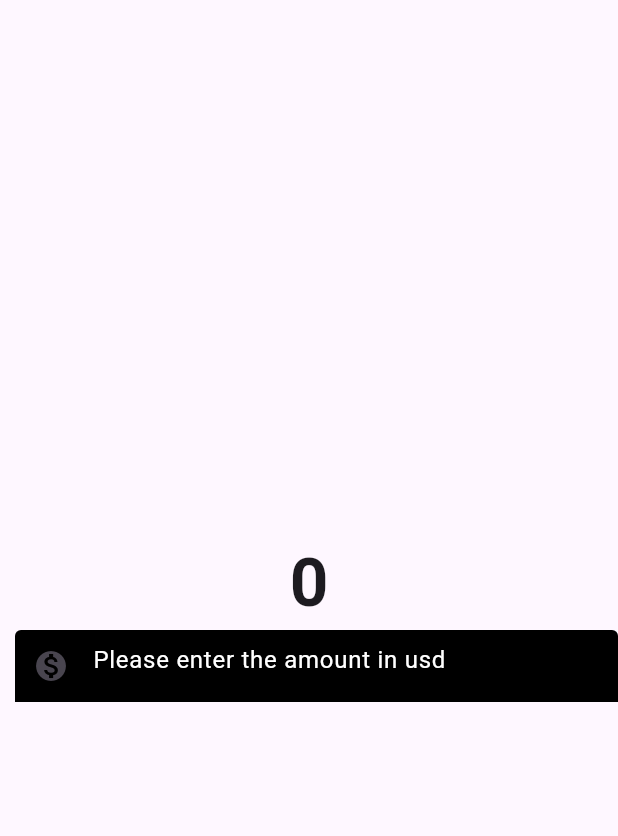
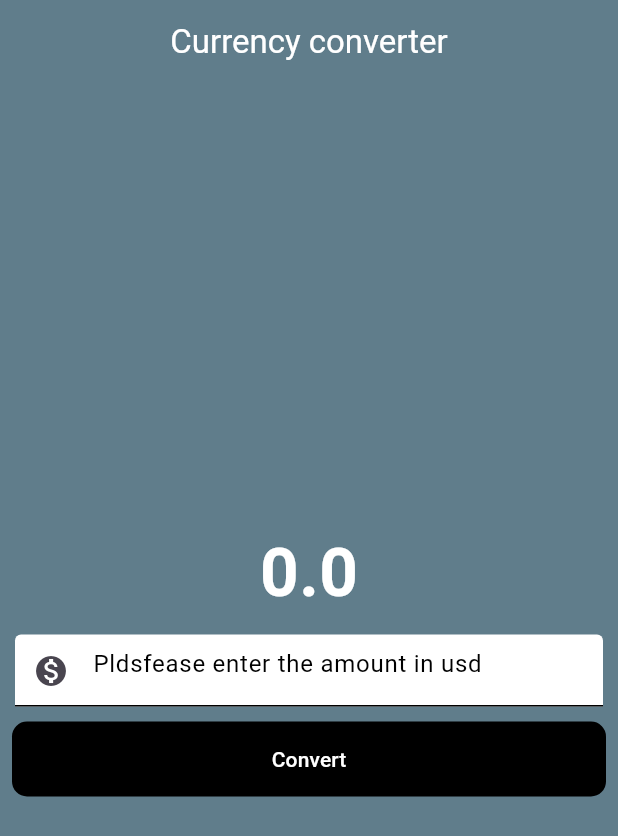
Before and after one commit to dev-scott/currency_converter, a Flutter app: the screen it shows after launch, on a phone screen of 412 x 824 dp. Shown: the top 836 px of the screen. Run offline on Flutter 3.47's test engine with Material 3 defaults, Android fonts, the phone set to English and light mode, and no system bars.

Commit message:
feat: add stateFull widget

```diff
--- a/lib/currency_converter_material_page.dart
+++ b/lib/currency_converter_material_page.dart
@@ -1,32 +1,64 @@
 import 'package:flutter/material.dart';
 import 'package:flutter/widgets.dart';
 
-class CurrencyConverterMaterialPage extends StatelessWidget {
+// 1. create a variable that store the currency converter value
+// 2. create a function that multiply the value given by the textfield
+// 2. Store the value in the variable that we created
+// 4. Display variable
+
+class CurrencyConverterMaterialPage extends StatefulWidget {
   const CurrencyConverterMaterialPage({super.key});
+  @override
+  State<CurrencyConverterMaterialPage> createState() =>
+      _CurrencyConverterMaterialPageState();
+}
+
+class _CurrencyConverterMaterialPageState
+    extends State<CurrencyConverterMaterialPage> {
+  final TextEditingController textEditingController = TextEditingController();
+  double result = 0;
 
   @override
   Widget build(BuildContext context) {
+
+    print("rebuild againt");
+    //  double result = 0;
+
     return Scaffold(
+        backgroundColor: Colors.blueGrey,
+        appBar: AppBar(
+          backgroundColor: Colors.blueGrey,
+          elevation: 0,
+          title: Text(
+            "Currency converter",
+            style: TextStyle(color: Colors.white),
+          ),
+          centerTitle: true,
+        ),
         body: Center(
           child: Column(
             mainAxisAlignment: MainAxisAlignment.center,
             crossAxisAlignment: CrossAxisAlignment.center,
             children: [
-          const Text(
-            "0",
-            style: TextStyle(fontSize: 45, fontWeight: FontWeight.bold),
+              Text(
+                result.toString(),
+                style: const TextStyle(
+                    fontSize: 45,
+                    fontWeight: FontWeight.bold,
+                    color: Colors.white),
               ),
-          Padding(
-            padding: const EdgeInsets.only(left: 10),
-            child: const TextField(
+              Container(
+                padding: EdgeInsets.all(10),
+                child: TextField(
+                  controller: textEditingController,
                   style: TextStyle(color: Colors.blue),
                   decoration: InputDecoration(
-                  hintText: "Please enter the amount in usd",
-                  hintStyle: TextStyle(color: Colors.white),
+                      hintText: "Pldsfease enter the amount in usd",
+                      hintStyle: TextStyle(color: Colors.black),
                       prefixIcon: Icon(Icons.monetization_on),
                       prefixStyle: TextStyle(color: Colors.white),
                       filled: true,
-                  fillColor: Colors.black,
+                      fillColor: Colors.white,
                       focusedBorder: OutlineInputBorder(
                           borderSide: const BorderSide(
                               color: Colors.red,
@@ -39,6 +71,27 @@ class CurrencyConverterMaterialPage extends StatelessWidget {
                   ),
                 ),
               ),
+              Padding(
+                padding: const EdgeInsets.symmetric(horizontal: 8),
+                child: TextButton(
+                    style: ButtonStyle(
+                        foregroundColor: MaterialStatePropertyAll(Colors.white),
+                        backgroundColor: MaterialStatePropertyAll(Colors.black),
+                        minimumSize:
+                            MaterialStatePropertyAll(Size(double.infinity, 50)),
+                        shape: WidgetStatePropertyAll(RoundedRectangleBorder(
+                          borderRadius: BorderRadius.circular(10),
+                        ))),
+                    onPressed: () {
+                      setState(() {
+                        result = double.parse(textEditingController.text) * 81;
+                      });
+                    },
+                    child: const Text(
+                      "Convert",
+                      // style: TextStyle(color: Colors.white),
+                    )),
+              )
             ],
           ),
         ));
--- a/lib/main.dart
+++ b/lib/main.dart
@@ -10,6 +10,6 @@ class MyApp extends StatelessWidget {
 
   @override
   Widget build(BuildContext context) {
-    return MaterialApp(home: CurrencyConverterMaterialPage());
+    return const MaterialApp(home: CurrencyConverterMaterialPage());
   }
 }
```
Lines whose indentation alone changed are shown as unchanged.
